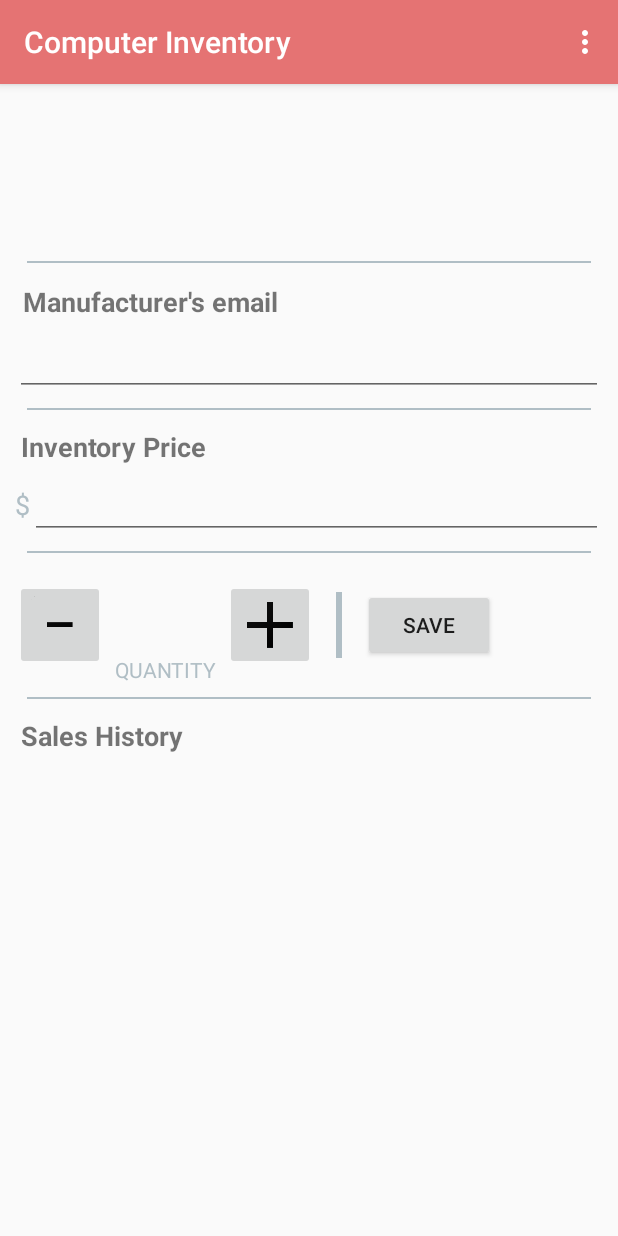
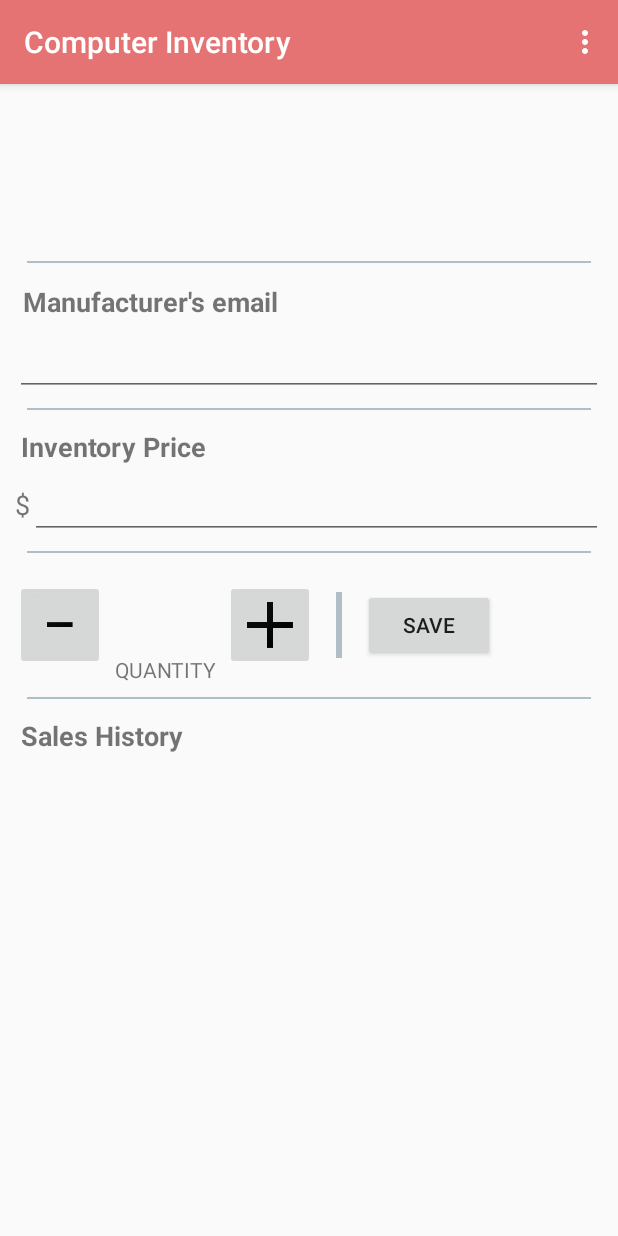
Before and after one commit to carlosgilsaenz/ComputerInventory, an Android app: the DetailActivity screen opened directly, with no data from a screen before it, on a phone screen of 412 x 824 dp. Run offline under Robolectric (Android 15) with nearby library versions, the phone set to English and light mode, and no system bars; our stand-ins replace ButterKnife.

```diff
--- a/app/src/main/res/layout/activity_detail.xml
+++ b/app/src/main/res/layout/activity_detail.xml
@@ -55,7 +55,6 @@
                 android:id="@+id/detail_text_email"
                 android:layout_width="match_parent"
                 android:layout_height="wrap_content"
-                android:textColor="@color/colorText"
                 tools:text="Dell@dell.com"/>
 
             <View
@@ -81,15 +80,12 @@
                     android:layout_width="wrap_content"
                     android:layout_height="wrap_content"
                     android:textSize="18sp"
-                    android:textColor="@color/colorText"
-
                     android:text="$"/>
                 <EditText
                     android:layout_width="match_parent"
                     android:layout_height="wrap_content"
                     android:inputType="number"
                     android:id="@+id/detail_text_price"
-                    android:textColor="@color/colorText"
                     tools:text="100"/>
 
             </LinearLayout>
@@ -110,8 +106,7 @@
                     android:id="@+id/detail_button_minus"
                     android:layout_width="60dp"
                     android:layout_height="60dp"
-                    android:src="@drawable/ic_launcher_minus"
-                    android:onClick="minusQuantity"/>
+                    android:src="@drawable/ic_launcher_minus" />
 
                 <LinearLayout
                     android:layout_width="wrap_content"
@@ -123,7 +118,6 @@
                         android:layout_width="80sp"
                         android:layout_height="60sp"
                         android:gravity="center"
-                        android:textColor="@color/colorText"
                         android:textSize="45sp"
                         android:textStyle="bold"
                         tools:text="0" />
@@ -136,7 +130,6 @@
                         android:gravity="center"
                         android:text="quantity"
                         android:textAllCaps="true"
-                        android:textColor="@color/colorText"
                         android:textSize="14sp" />
 
                 </LinearLayout>
@@ -145,8 +138,7 @@
                     android:layout_gravity="center"
                     android:layout_width="60dp"
                     android:layout_height="60dp"
-                    android:src="@drawable/ic_launcher_add"
-                    android:onClick="addQuantity"/>
+                    android:src="@drawable/ic_launcher_add" />
 
                 <View
                     android:layout_width="4dp"
@@ -158,14 +150,12 @@
                     android:background="@color/colorText" />
 
                 <Button
-                    android:id="@+id/save_button"
+                    android:id="@+id/detail_save_button"
                     android:layout_gravity="center"
                     android:layout_width="wrap_content"
                     android:layout_height="wrap_content"
                     android:gravity="center"
-                    android:text="Save"
-                    android:onClick="saveButton"
-                    />
+                    android:text="Save" />
 
 
             </LinearLayout>
```
Also changed, not shown: app/src/main/java/com/example/android/computerinventory/Data/InventoryProvider.java (+54 -1 lines), app/src/main/java/com/example/android/computerinventory/DetailActivity.java (+81 -44 lines).
